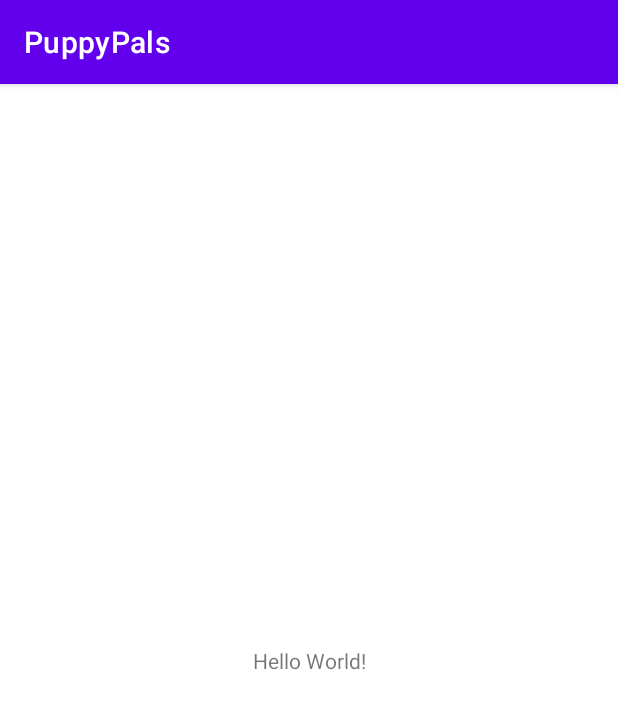
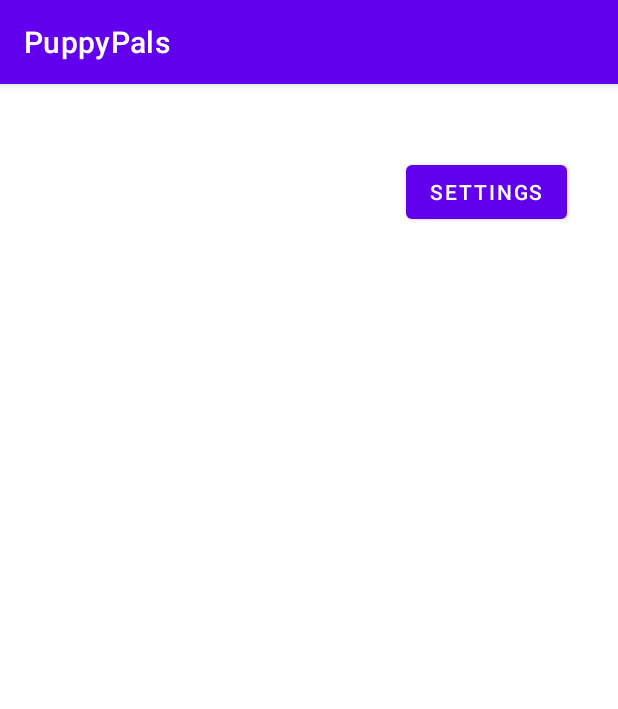
Before and after one commit to Team-MLDT/PuppyPals, an Android app: the screen it shows after launch (MainActivity), on a phone screen of 412 x 824 dp. Shown: the top 709 px of the screen. Run offline under Robolectric (Android 15) with nearby library versions, the phone set to English and light mode, and no system bars.

Commit message:
added dropdown feature unconnected

```diff
--- a/app/src/main/res/layout/activity_main.xml
+++ b/app/src/main/res/layout/activity_main.xml
@@ -6,13 +6,17 @@
     android:layout_height="match_parent"
     tools:context=".Activities.MainActivity">
 
-    <TextView
+    <Button
+        android:onClick="showPopup"
+        android:id="@+id/MainActivityDropdownButton"
         android:layout_width="wrap_content"
         android:layout_height="wrap_content"
-        android:text="Hello World!"
+        android:layout_marginTop="29dp"
+        android:layout_marginBottom="654dp"
+        android:text="Settings"
         app:layout_constraintBottom_toBottomOf="parent"
         app:layout_constraintEnd_toEndOf="parent"
+        app:layout_constraintHorizontal_bias="0.889"
         app:layout_constraintStart_toStartOf="parent"
         app:layout_constraintTop_toTopOf="parent" />
-
 </androidx.constraintlayout.widget.ConstraintLayout>
--- /dev/null
+++ b/app/src/main/res/menu/dropdown.xml
@@ -0,0 +1,23 @@
+<?xml version="1.0" encoding="utf-8"?>
+<menu xmlns:android="http://schemas.android.com/apk/res/android"
+    xmlns:app="http://schemas.android.com/apk/res-auto">
+
+    <item
+        android:id="@+id/item1"
+        android:title="Sign Up"
+        />
+    <item
+        android:id="@+id/item2"
+        android:title="Log In"
+        />
+    <item
+        android:id="@+id/item3"
+        android:title="About"
+        />
+    <item
+        android:id="@+id/item4"
+        android:title="Log Out"
+        />
+
+
+</menu>
```
Also changed, not shown: app/src/main/java/com/mldt/puppypals/Activities/MainActivity.java (+33 -1 lines).
